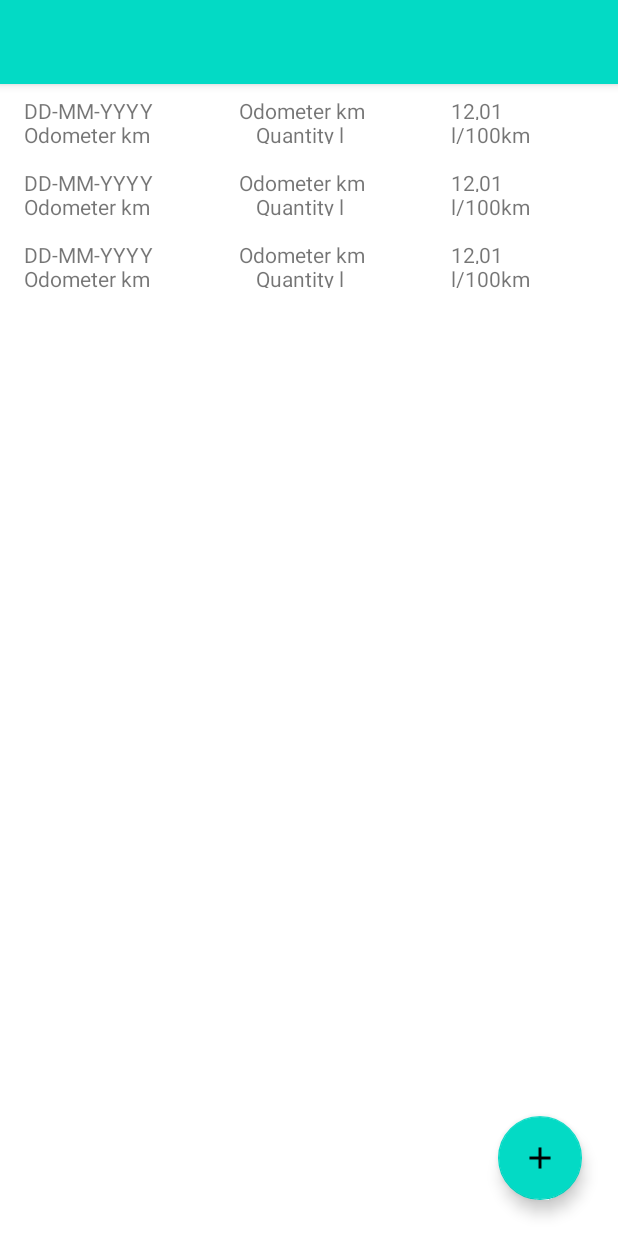
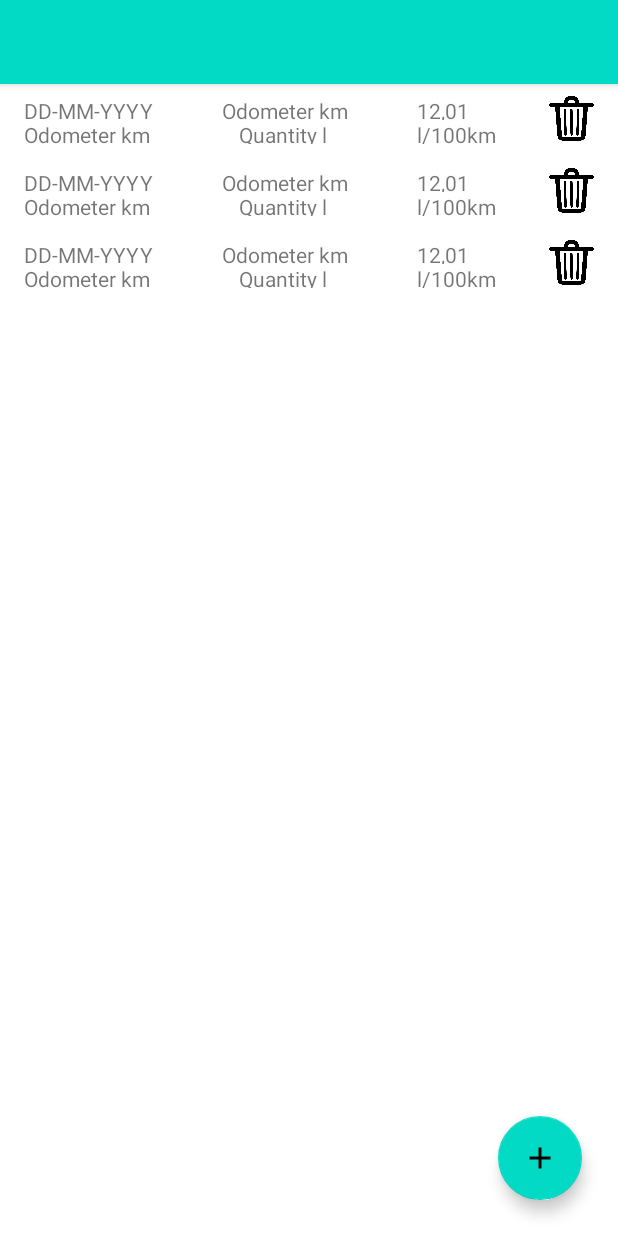
Before and after one commit to ventt/carlog, an Android app: the layout activity_fueling_details_fragment.xml on its own in the app's theme, with its tools: preview values and no code run, on a phone screen of 412 x 824 dp. Run offline under Robolectric (Android 15) with nearby library versions, the phone set to English and light mode, and no system bars.

Commit message:
Ez egy mentes

```diff
--- a/app/src/main/java/hu/bme/aut/carlog/DetailsActivity.kt
+++ b/app/src/main/java/hu/bme/aut/carlog/DetailsActivity.kt
@@ -4,6 +4,7 @@ import androidx.appcompat.app.AppCompatActivity
 import android.os.Bundle
 import android.view.MenuItem
 import android.widget.Toast
+import androidx.fragment.app.FragmentActivity
 import com.google.android.material.tabs.TabLayoutMediator
 import hu.bme.aut.carlog.data.Car
 import hu.bme.aut.carlog.data.CarLogDatabase
--- a/app/src/main/java/hu/bme/aut/carlog/adapter/FuelingListAdapter.kt
+++ b/app/src/main/java/hu/bme/aut/carlog/adapter/FuelingListAdapter.kt
@@ -24,6 +24,7 @@ class FuelingListAdapter(private val listener: OnFillUpSelectedListener) : Recyc
     override fun onBindViewHolder(holder: FillUpViewHolder, position: Int) {
         val item = listOfFuelings[position]
         holder.bind(item)
+        holder.binding.ibDelete.setOnClickListener { listener.onFillUpSelected(item) }
         if(position >= 1 && listOfFuelings[position-1] != null && listOfFuelings[position-1].full_fueling){
             holder.binding.fuelingConsumption.text = FuelConsumptionCalc.getConsumption(listOfFuelings[position-1].odometer,item.odometer, item.quantity).toString()
         }else{
--- a/app/src/main/java/hu/bme/aut/carlog/fragments/details/FuelingDetailsFragment.kt
+++ b/app/src/main/java/hu/bme/aut/carlog/fragments/details/FuelingDetailsFragment.kt
@@ -63,6 +63,6 @@ class FuelingDetailsFragment :  Fragment(), FuelingListAdapter.OnFillUpSelectedL
     }
 
     override fun onFillUpSelected(fillUp: fillUp?) {
-
+        Toast.makeText(context, fillUp?.odometer.toString(),Toast.LENGTH_SHORT)
     }
 }
--- a/app/src/main/res/layout/activity_fueling_details_fragment.xml
+++ b/app/src/main/res/layout/activity_fueling_details_fragment.xml
@@ -15,7 +15,10 @@
             android:id="@+id/toolbarFueling"
             android:layout_width="match_parent"
             android:layout_height="?attr/actionBarSize"
-            android:background="?attr/colorSecondary" />
+            android:background="?attr/colorSecondary" >
+
+        </androidx.appcompat.widget.Toolbar>
+
 
     </com.google.android.material.appbar.AppBarLayout>
 
--- a/app/src/main/res/layout/fueling_list_item.xml
+++ b/app/src/main/res/layout/fueling_list_item.xml
@@ -85,5 +85,10 @@
             android:text="l/100km"/>
 
     </LinearLayout>
+    <ImageButton
+        android:id="@+id/ibDelete"
+        android:layout_width="30dp"
+        android:layout_height="30dp"
+        android:background="@drawable/trashbin"/>
 
 </LinearLayout>
```
